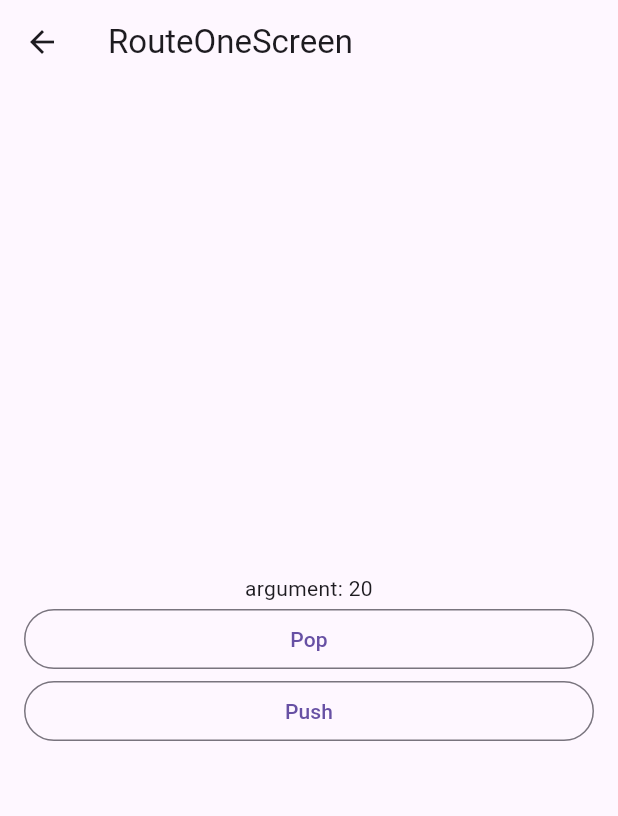
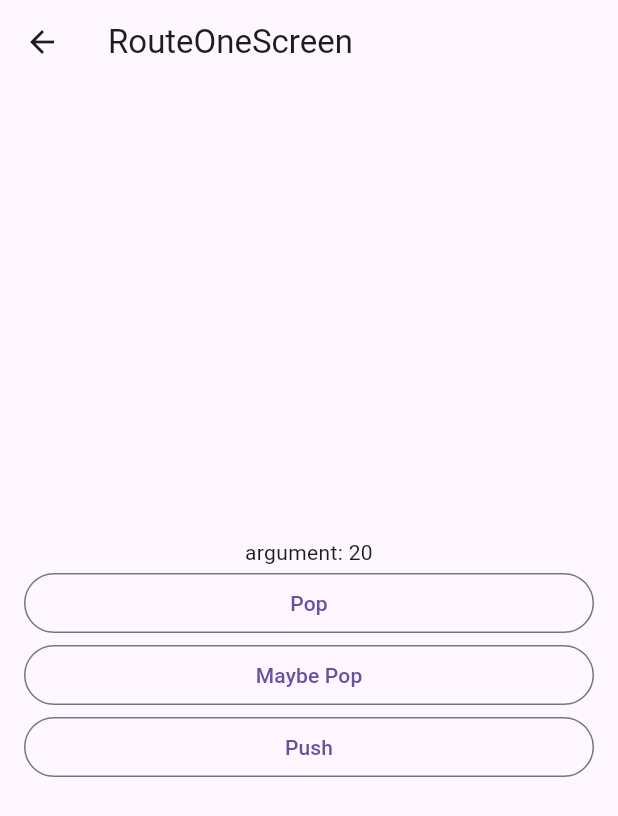
Before and after one commit to bingbingpa/hello-flutter, a Flutter app: the screen it shows after launch, after a tap on "Push", on a phone screen of 412 x 824 dp. Shown: the top 816 px of the screen. Run offline on Flutter 3.47's test engine with Material 3 defaults, Android fonts, the phone set to English and light mode, and no system bars; our stand-ins replace webview_flutter.

Commit message:
[Navigator] pushAndRemoveUntil, maybePop, canPop, PopScope

```diff
--- a/navigation/lib/screen/home_screen.dart
+++ b/navigation/lib/screen/home_screen.dart
@@ -25,7 +25,29 @@ class HomeScreen extends StatelessWidget {
             print(result);
           },
           child: Text('Push'),
-        )
+        ),
+        OutlinedButton(
+          onPressed: () {
+            Navigator.of(context).pop(
+              456,
+            );
+          },
+          child: Text('Pop'),
+        ),
+        OutlinedButton(
+          onPressed: () {
+            Navigator.of(context).maybePop(
+              456,
+            );
+          },
+          child: Text('Maybe Pop'),
+        ),
+        OutlinedButton(
+          onPressed: () {
+            Navigator.of(context).canPop();
+          },
+          child: Text('Can Pop'),
+        ),
       ],
     );
   }
--- a/navigation/lib/screen/route_one_screen.dart
+++ b/navigation/lib/screen/route_one_screen.dart
@@ -9,7 +9,9 @@ class RouteOneScreen extends StatelessWidget {
 
   @override
   Widget build(BuildContext context) {
-    return DefaultLayout(
+    return PopScope(
+      canPop: false,
+      child: DefaultLayout(
         title: 'RouteOneScreen',
         children: [
           Text(
@@ -23,6 +25,14 @@ class RouteOneScreen extends StatelessWidget {
               );
             },
             child: Text('Pop'),
+          ),
+          OutlinedButton(
+            onPressed: () {
+              Navigator.of(context).maybePop(
+                456,
+              );
+            },
+            child: Text('Maybe Pop'),
           ),
           OutlinedButton(
             onPressed: () {
@@ -40,6 +50,7 @@ class RouteOneScreen extends StatelessWidget {
             child: Text('Push'),
           )
         ],
+      ),
     );
   }
 }
```
Also changed, not shown: navigation/lib/screen/route_two_screen.dart (+20 -8 lines). Lines whose indentation alone changed are shown as unchanged.
